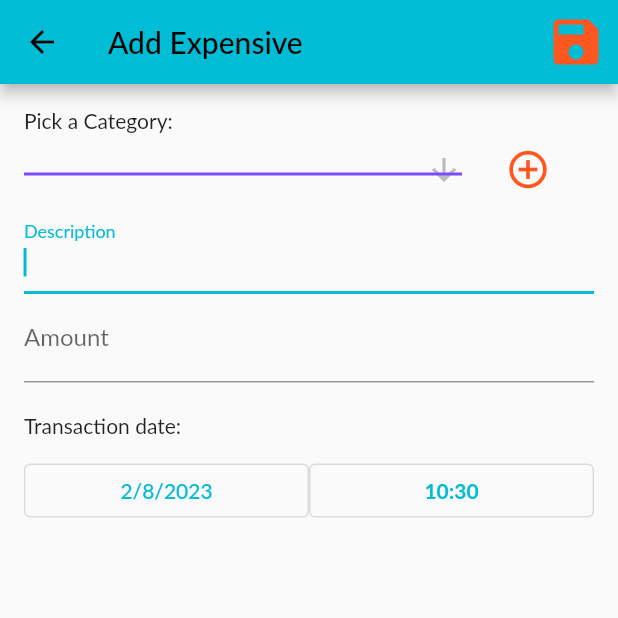
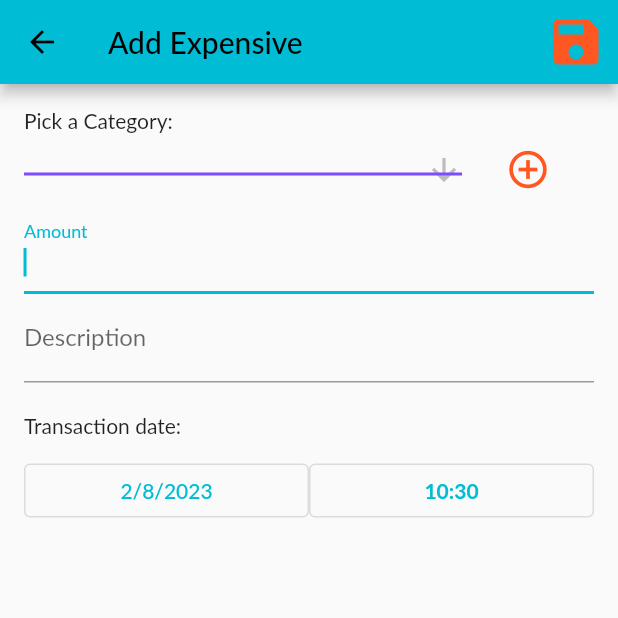
Before and after one commit to bimarvolo/budget-planner-offline, a Flutter app: the AddExpensive screen opened directly with empty values, on a phone screen of 412 x 824 dp, the top half of it. Run offline on Flutter 3.47's test engine with Material 2 defaults, Android fonts, the phone set to English and light mode, and no system bars; our stand-ins replace charts_flutter, fl_chart, google_sign_in, introduction_screen, recase, shared_preferences; missing offline and left inert: flutter_iconpicker; accounts and stored records are empty; generated files the repository leaves out were written again; Roboto replaces fonts that are missing (Lato).

Commit message:
[dev] fix some issues

```diff
--- a/lib/app_constant.dart
+++ b/lib/app_constant.dart
@@ -1,6 +1,8 @@
 class AppConst {
   // static const BASE_URL = 'http://192.168.1.109:1337';
-  static const FIREBASE_CLIENT_ID = '182130679012-c10mlbdq292t6lfvn3aeb52qli61shlv.apps.googleusercontent.com';
-  static const BASE_URL = 'http://ec2-13-212-192-133.ap-southeast-1.compute.amazonaws.com:1337';
+  static const FIREBASE_CLIENT_ID =
+      '182130679012-c10mlbdq292t6lfvn3aeb52qli61shlv.apps.googleusercontent.com';
+  static const BASE_URL =
+      'http://ec2-13-214-211-132.ap-southeast-1.compute.amazonaws.com';
   static const CURRENT_PAGE_KEY = 'currentPage';
 }
--- a/lib/providers/transaction.dart
+++ b/lib/providers/transaction.dart
@@ -3,14 +3,14 @@ import 'package:flutter/foundation.dart';
 class Transaction {
   final String id;
   final String categoryId;
-  final String description;
+  String description;
   final double volume;
   final DateTime date;
 
   Transaction({
     @required this.id,
     @required this.categoryId,
-    @required this.description,
+    this.description,
     @required this.volume,
     @required this.date,
   });
--- a/lib/screens/add_category_screen.dart
+++ b/lib/screens/add_category_screen.dart
@@ -132,6 +132,7 @@ class _AddCategoryState extends State<AddCategory> {
                 ],
               ),
               TextFormField(
+                autofocus: true,
                 decoration: InputDecoration(
                     labelText: AppLocalizations.of(context).description),
                 textInputAction: TextInputAction.next,
--- a/lib/screens/add_expensive_screen.dart
+++ b/lib/screens/add_expensive_screen.dart
@@ -34,7 +34,7 @@ class _AddExpensiveState extends State<AddExpensive> {
 
   void _saveForm(BuildContext ctx) async {
     var isValidated = _form.currentState.validate();
-    if(!isValidated) return;
+    if (!isValidated) return;
 
     _form.currentState.save();
     _newExpensive = Transaction(
@@ -51,13 +51,14 @@ class _AddExpensiveState extends State<AddExpensive> {
       Provider.of<Categories>(ctx, listen: false)
           .increaseTotalSpent(_categorySelected.id, _newExpensive.volume);
 
-      final snackBar =
-          SnackBar(content: Text(AppLocalizations.of(context).msgCreateExpenseSuccess));
+      final snackBar = SnackBar(
+          content: Text(AppLocalizations.of(context).msgCreateExpenseSuccess));
 
       ScaffoldMessenger.of(ctx).showSnackBar(snackBar);
       Navigator.of(ctx).pop();
     } catch (error) {
-      Helper.showPopup(ctx, error, AppLocalizations.of(context).msgCreateExpenseFailed);
+      Helper.showPopup(
+          ctx, error, AppLocalizations.of(context).msgCreateExpenseFailed);
     }
   }
 
@@ -99,8 +100,9 @@ class _AddExpensiveState extends State<AddExpensive> {
     List<Category> categories =
         Provider.of<Categories>(context, listen: false).expensiveCategories;
     if (categories.length != 0) {
-      if(widget.categoryId != null) {
-        _categorySelected = categories.firstWhere((cate) => cate.id == widget.categoryId);
+      if (widget.categoryId != null) {
+        _categorySelected =
+            categories.firstWhere((cate) => cate.id == widget.categoryId);
       } else {
         if (_categorySelected == null) _categorySelected = categories[0];
       }
@@ -111,7 +113,10 @@ class _AddExpensiveState extends State<AddExpensive> {
         title: Text('Add Expensive'),
         actions: [
           IconButton(
-            icon: Icon(Icons.save, color: Theme.of(context).accentColor,),
+            icon: Icon(
+              Icons.save,
+              color: Theme.of(context).accentColor,
+            ),
             iconSize: 40,
             onPressed: () => _saveForm(context),
           ),
@@ -151,8 +156,7 @@ class _AddExpensiveState extends State<AddExpensive> {
                           child: Row(
                             children: [
                               Icon(value.iconData),
-                              Text(
-                                  ' ${value.description}'),
+                              Text(' ${value.description}'),
                             ],
                           ),
                         );
@@ -162,7 +166,10 @@ class _AddExpensiveState extends State<AddExpensive> {
                   Padding(
                     padding: const EdgeInsets.symmetric(horizontal: 20),
                     child: IconButton(
-                      icon: Icon(Icons.add_circle_outline, color: Theme.of(context).accentColor,),
+                      icon: Icon(
+                        Icons.add_circle_outline,
+                        color: Theme.of(context).accentColor,
+                      ),
                       iconSize: 30,
                       onPressed: () => _onNewCategoryTouch(context),
                     ),
@@ -170,25 +177,7 @@ class _AddExpensiveState extends State<AddExpensive> {
                 ],
               ),
               TextFormField(
-                decoration: InputDecoration(labelText: 'Description'),
                 autofocus: widget.categoryId != null,
-                textInputAction: TextInputAction.next,
-                validator: (value) {
-                  if (value.isEmpty) return 'please provide description!';
-                  return null;
-                },
-                onSaved: (value) {
-                  _newExpensive = Transaction(
-                    description: value,
-                    volume: _newExpensive.volume,
-                    id: null,
-                    date: null,
-                    categoryId:
-                        _categorySelected != null ? _categorySelected.id : null,
-                  );
-                },
-              ),
-              TextFormField(
                 decoration: InputDecoration(labelText: 'Amount'),
                 textInputAction: TextInputAction.done,
                 validator: (value) {
@@ -214,7 +203,23 @@ class _AddExpensiveState extends State<AddExpensive> {
                   );
                 },
               ),
-              SizedBox(height: 20,),
+              TextFormField(
+                decoration: InputDecoration(labelText: 'Description'),
+                textInputAction: TextInputAction.next,
+                onSaved: (value) {
+                  _newExpensive = Transaction(
+                    description: value,
+                    volume: _newExpensive.volume,
+                    id: null,
+                    date: null,
+                    categoryId:
+                        _categorySelected != null ? _categorySelected.id : null,
+                  );
+                },
+              ),
+              SizedBox(
+                height: 20,
+              ),
               Text('Transaction date: '),
               Container(
                 height: 70,
```
Also changed, not shown: lib/screens/auth_screen.dart (+18 -24 lines), 1 other file.
